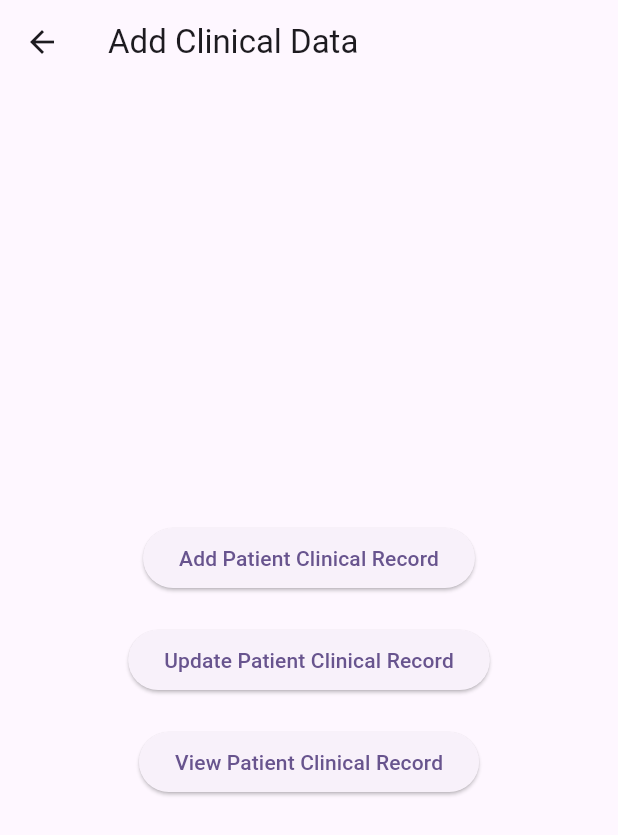
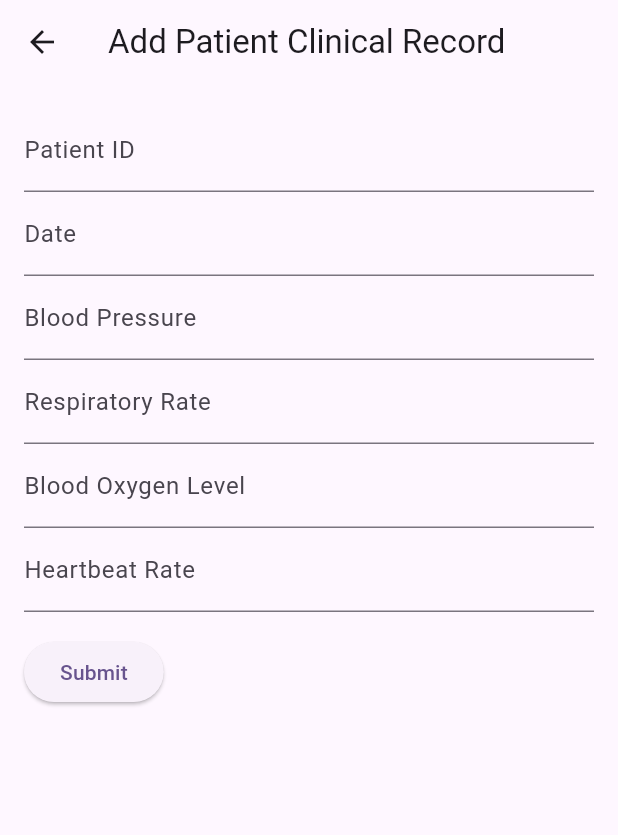
Before and after one commit to techwithAasish/HealthCareMilestone2, a Flutter app: the ClinicalDataScreen screen opened directly, after a tap on "Add Patient Clinical Record", on a phone screen of 412 x 824 dp. Shown: the top 835 px of the screen. Run offline on Flutter 3.47's test engine with Material 3 defaults, Android fonts, the phone set to English and light mode, and no system bars.

Commit message:
add clinical record done

```diff
--- /dev/null
+++ b/lib/screens/addClinicalRecord.dart
@@ -0,0 +1,136 @@
+import 'package:flutter/material.dart';
+
+class Patient {
+  String patientID = '';
+  String date = '';
+  String bloodPressure = '';
+  String respiratoryRate = '';
+  String bloodOxygenLevel = '';
+  String heartbeatRate = '';
+}
+
+class AddClinicalRecord extends StatefulWidget {
+  const AddClinicalRecord({Key? key}) : super(key: key);
+
+  @override
+  State<AddClinicalRecord> createState() => _AddPatientRecordState();
+}
+
+class _AddPatientRecordState extends State<AddClinicalRecord> {
+  final _formKey = GlobalKey<FormState>();
+  final Patient _patient = Patient();
+
+  @override
+  Widget build(BuildContext context) {
+    return Scaffold(
+      appBar: AppBar(
+        title: const Text('Add Patient Clinical Record'),
+      ),
+      body: Padding(
+        padding: const EdgeInsets.all(16.0),
+        child: Form(
+          key: _formKey,
+          child: Column(
+            crossAxisAlignment: CrossAxisAlignment.start,
+            children: <Widget>[
+              TextFormField(
+                decoration: const InputDecoration(labelText: 'Patient ID'),
+                validator: (value) {
+                  if (value == null || value.isEmpty) {
+                    return 'Please enter the patient id';
+                  }
+                  return null;
+                },
+                onSaved: (value) {
+                  _patient.patientID = value!;
+                },
+              ),
+              TextFormField(
+                decoration: const InputDecoration(labelText: 'Date'),
+                validator: (value) {
+                  if (value == null || value.isEmpty) {
+                    return 'Please enter the date';
+                  }
+                  return null;
+                },
+                onSaved: (value) {
+                  _patient.date = value!;
+                },
+              ),
+              TextFormField(
+                decoration: const InputDecoration(labelText: 'Blood Pressure'),
+                validator: (value) {
+                  if (value == null || value.isEmpty) {
+                    return 'Please enter the blood pressure';
+                  }
+                  return null;
+                },
+                onSaved: (value) {
+                  _patient.bloodPressure = value!;
+                },
+              ),
+              TextFormField(
+                decoration:
+                    const InputDecoration(labelText: 'Respiratory Rate'),
+                validator: (value) {
+                  if (value == null || value.isEmpty) {
+                    return 'Please enter the respiratory rate';
+                  }
+                  return null;
+                },
+                onSaved: (value) {
+                  _patient.respiratoryRate = value!;
+                },
+              ),
+              TextFormField(
+                decoration:
+                    const InputDecoration(labelText: 'Blood Oxygen Level'),
+                validator: (value) {
+                  if (value == null || value.isEmpty) {
+                    return 'Please enter the blood oxygen level';
+                  }
+                  return null;
+                },
+                onSaved: (value) {
+                  _patient.bloodOxygenLevel = value!;
+                },
+              ),
+              TextFormField(
+                decoration: const InputDecoration(labelText: 'Heartbeat Rate'),
+                validator: (value) {
+                  if (value == null || value.isEmpty) {
+                    return 'Please enter the heartbeat rate';
+                  }
+                  return null;
+                },
+                onSaved: (value) {
+                  _patient.heartbeatRate = value!;
+                },
+              ),
+              Padding(
+                padding: const EdgeInsets.symmetric(vertical: 16.0),
+                child: ElevatedButton(
+                  onPressed: () {
+                    // if (_formKey.currentState!.validate()) {
+                    //   _formKey.currentState!.save();
+                    //   // You can add logic here to save the patient record
+                    //   // For now, let's print the patient information
+                    //   print(_patient.firstName);
+                    //   print(_patient.lastName);
+                    //   print(_patient.dateOfBirth);
+                    //   print(_patient.gender);
+                    //   print(_patient.phoneNumber);
+                    //   print(_patient.emailAddress);
+                    //   print(_patient.address);
+                    // }
+                  },
+                  child: const Text('Submit'),
+                ),
+              ),
+            ],
+          ),
+        ),
+      ),
+    );
+  }
+}
--- a/lib/screens/homeScreen.dart
+++ b/lib/screens/homeScreen.dart
@@ -1,4 +1,5 @@
 import 'package:flutter/material.dart';
+import 'package:milestone2/screens/addClinicalRecord.dart';
 import 'package:milestone2/screens/addPatientRecord.dart';
 import 'package:milestone2/screens/updatePatientRecord.dart';
 import 'package:milestone2/screens/viewPatientRecord.dart';
@@ -126,11 +127,11 @@ class ClinicalDataScreen extends StatelessWidget {
           children: [
             ElevatedButton(
               onPressed: () {
-                // Navigator.push(
-                //   context,
-                //   MaterialPageRoute(
-                //       builder: (context) => const AddPatientRecord()),
-                // );
+                Navigator.push(
+                  context,
+                  MaterialPageRoute(
+                      builder: (context) => const AddClinicalRecord()),
+                );
               },
               child: const Text('Add Patient Clinical Record'),
             ),
--- a/lib/screens/updatePatientRecord.dart
+++ b/lib/screens/updatePatientRecord.dart
@@ -1,6 +1,7 @@
 import 'package:flutter/material.dart';
 
 class Patient {
+  String patientID = '';
   String firstName = '';
   String lastName = '';
   DateTime? dateOfBirth;
```
Also changed, not shown: images/aa.png (added).
